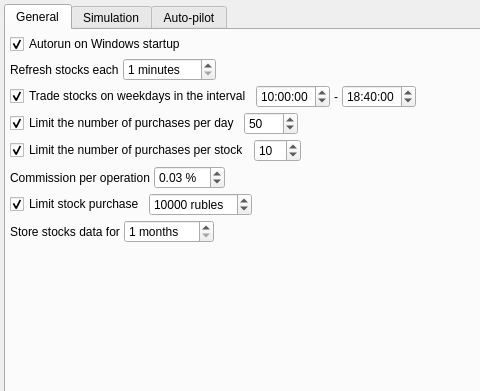
Old version of the form src/config/settingsdialog.ui in the repository Gris87/TInvestor; both pictures show x 0 to 480 and y 0 to 391 of the 640 by 480 pixel window.
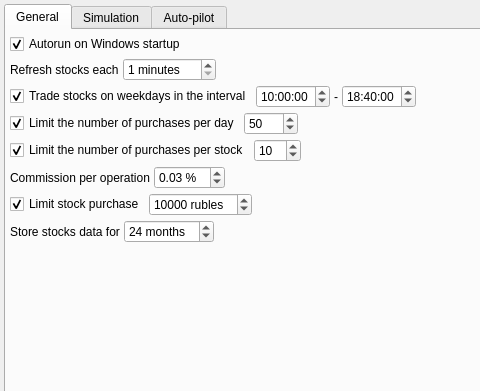
New version of the form. Custom widgets are drawn as their Qt base class.

Patch:
```diff
--- a/src/config/settingsdialog.ui
+++ b/src/config/settingsdialog.ui
@@ -358,6 +358,9 @@
            <property name="maximum">
             <number>120</number>
            </property>
+           <property name="value">
+            <number>24</number>
+           </property>
           </widget>
          </item>
          <item>
```
